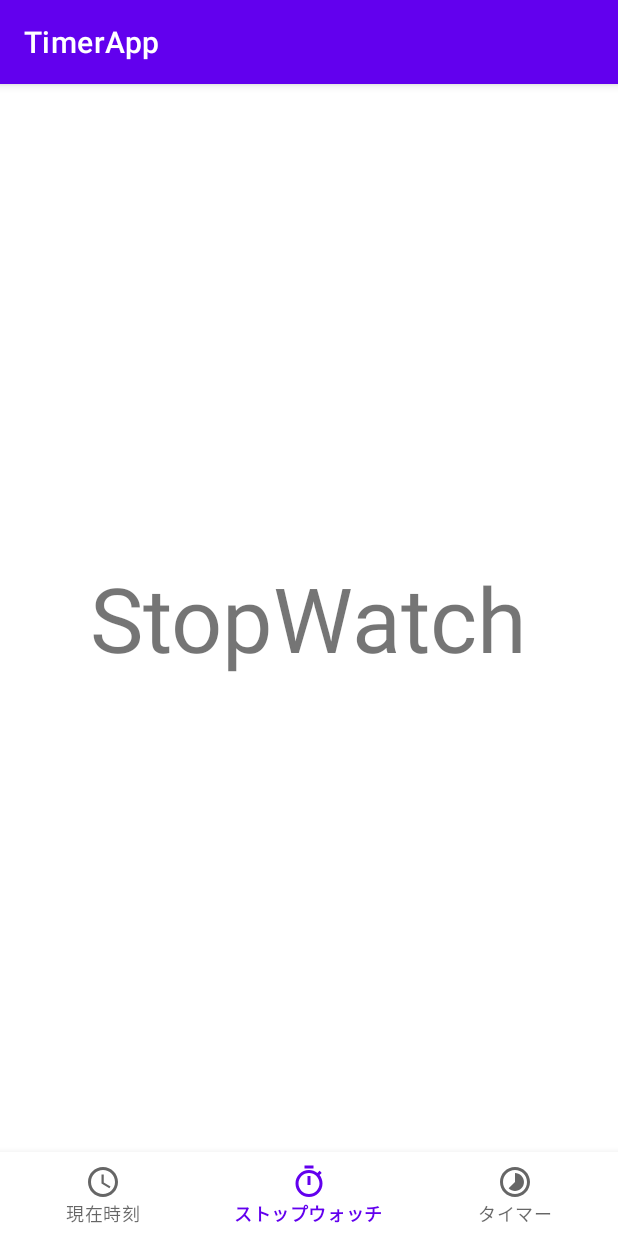
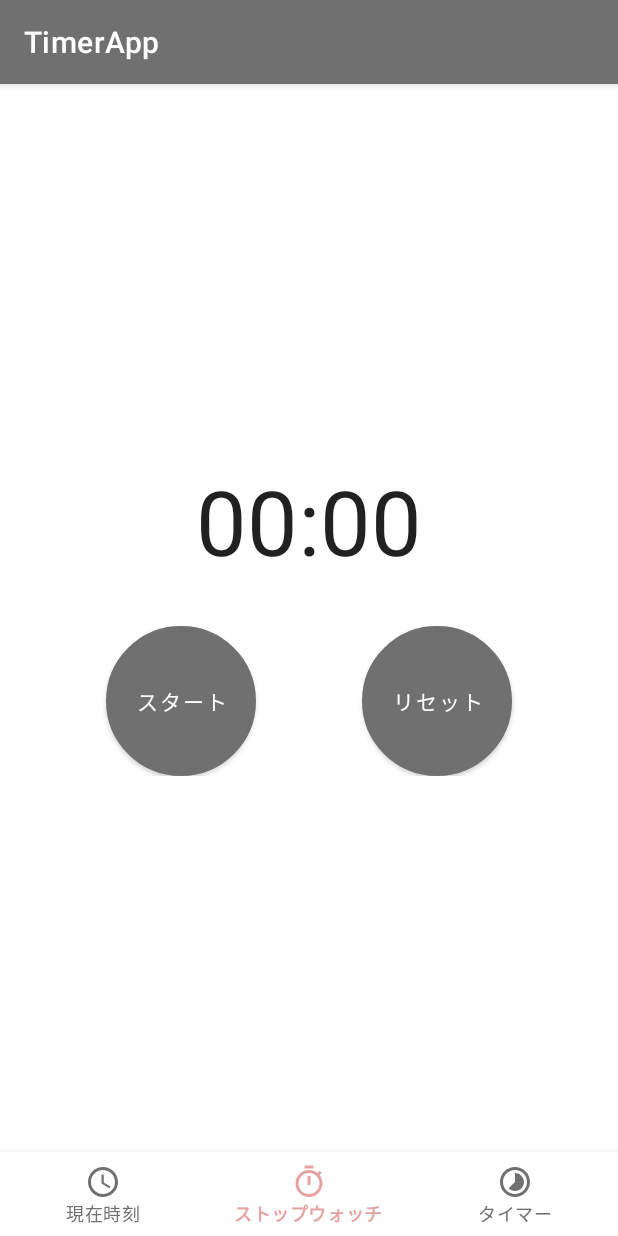
Before and after one commit to SEKI-YUTA/Android_MyTimeApp, an Android app: the screen it shows after launch (MainActivity), item 2 of the bottom bar chosen, on a phone screen of 412 x 824 dp. Run offline under Robolectric (Android 15) with nearby library versions, the light colour scheme and no system bars.

Commit message:
add clock and stopwatch feature

```diff
--- a/app/src/main/java/com/example/timerapp/MainActivity.java
+++ b/app/src/main/java/com/example/timerapp/MainActivity.java
@@ -26,6 +26,7 @@ public class MainActivity extends AppCompatActivity {
         getSupportFragmentManager().beginTransaction()
                 .replace(R.id.fragment_container, new TimeFragment())
                 .commit();
+
 
         bottomNavigationView.setOnItemSelectedListener(new NavigationBarView.OnItemSelectedListener() {
             @Override
--- a/app/src/main/java/com/example/timerapp/StopWatchFragment.java
+++ b/app/src/main/java/com/example/timerapp/StopWatchFragment.java
@@ -2,19 +2,83 @@ package com.example.timerapp;
 
 import android.os.Bundle;
 
+import androidx.annotation.Nullable;
 import androidx.fragment.app.Fragment;
 
+import android.os.SystemClock;
+import android.util.Log;
 import android.view.LayoutInflater;
 import android.view.View;
 import android.view.ViewGroup;
+import android.widget.Button;
+import android.widget.Chronometer;
 
 public class StopWatchFragment extends Fragment {
-
+    Chronometer chronometer;
+    Button btn_startAndStop, btn_reset;
+    boolean isRunning = false;
+    Long startTime = 0l;
+    Long distanceTime = 0l;
 
     @Override
     public View onCreateView(LayoutInflater inflater, ViewGroup container,
                              Bundle savedInstanceState) {
         // Inflate the layout for this fragment
-        return inflater.inflate(R.layout.fragment_stop_watch, container, false);
+        View view = inflater.inflate(R.layout.fragment_stop_watch, container, false);
+        btn_startAndStop = view.findViewById(R.id.btn_startAndStop);
+        btn_reset = view.findViewById(R.id.btn_reset);
+        chronometer = view.findViewById(R.id.myChronometer);
+        btn_startAndStop.setOnClickListener(new View.OnClickListener() {
+            @Override
+            public void onClick(View view) {
+                if(isRunning) {
+                    // 停止処理
+                    Long time = SystemClock.elapsedRealtime();
+                    distanceTime = time - startTime;
+                    chronometer.stop();
+                    isRunning = false;
+                    btn_startAndStop.setText("再開");
+                    btn_reset.setEnabled(true);
+                } else {
+                    // 開始処理
+                    // この中に再開処理も書く
+                    if(startTime != 0l ) {
+                        // 再開処理
+                        Long time = SystemClock.elapsedRealtime();
+                        startTime = time - distanceTime;
+                        chronometer.setBase(time - distanceTime);
+                    } else {
+                        // 開始処理
+                        Long time = SystemClock.elapsedRealtime();
+                        startTime = time;
+                        chronometer.setBase(time);
+                    }
+                    chronometer.start();
+                    isRunning = true;
+                    btn_startAndStop.setText("一時停止");
+                    btn_reset.setEnabled(false);
+
+                }
+            }
+        });
+
+        btn_reset.setOnClickListener(new View.OnClickListener() {
+            @Override
+            public void onClick(View view) {
+                startTime = 0l;
+                distanceTime = 0l;
+                chronometer.stop();
+                chronometer.setText("00:00");
+                btn_startAndStop.setText("スタート");
+            }
+        });
+        return view;
+    }
+
+    @Override
+    public void onCreate(@Nullable Bundle savedInstanceState) {
+        super.onCreate(savedInstanceState);
+
+//
     }
 }
--- a/app/src/main/java/com/example/timerapp/TimeFragment.java
+++ b/app/src/main/java/com/example/timerapp/TimeFragment.java
@@ -2,19 +2,50 @@ package com.example.timerapp;
 
 import android.os.Bundle;
 
+import androidx.annotation.Nullable;
 import androidx.fragment.app.Fragment;
 
+import android.os.Handler;
 import android.view.LayoutInflater;
 import android.view.View;
 import android.view.ViewGroup;
+import android.widget.TextView;
+
+import java.text.SimpleDateFormat;
+import java.util.Date;
+import java.util.Timer;
+import java.util.TimerTask;
 
 public class TimeFragment extends Fragment {
-
+    TextView tv_nowTime;
 
     @Override
     public View onCreateView(LayoutInflater inflater, ViewGroup container,
                              Bundle savedInstanceState) {
+        View view = inflater.inflate(R.layout.fragment_time, container, false);
+
         // Inflate the layout for this fragment
-        return inflater.inflate(R.layout.fragment_time, container, false);
+        tv_nowTime = view.findViewById(R.id.tv_nowTime);
+        return view;
+    }
+
+    @Override
+    public void onCreate(@Nullable Bundle savedInstanceState) {
+        super.onCreate(savedInstanceState);
+        Handler handler = new Handler();
+        handler.post(new Runnable() {
+            @Override
+            public void run() {
+                new Timer().scheduleAtFixedRate(new TimerTask() {
+                    @Override
+                    public void run() {
+                        Date date = new Date();
+                        SimpleDateFormat formatter = new SimpleDateFormat("HH:mm:ss");
+                        String formattedTime = formatter.format(date);
+                        tv_nowTime.setText(formattedTime);
+                    }
+                }, 0, 1000);
+            }
+        });
     }
 }
--- /dev/null
+++ b/app/src/main/res/color/nav_item_bg.xml
@@ -0,0 +1,5 @@
+<?xml version="1.0" encoding="utf-8"?>
+<selector xmlns:android="http://schemas.android.com/apk/res/android">
+    <item android:state_checked="true" android:color="#E6A1A1"/>
+    <item  android:color="@color/gray1"/>
+</selector>
--- /dev/null
+++ b/app/src/main/res/drawable/btn_rounded_bg.xml
@@ -0,0 +1,6 @@
+<?xml version="1.0" encoding="utf-8"?>
+<shape xmlns:android="http://schemas.android.com/apk/res/android">
+    <corners android:radius="999dp"/>
+    <solid android:color="@color/gray1"/>
+    <stroke android:color="@color/gray2" android:width="2dp"/>
+</shape>
--- a/app/src/main/res/layout/activity_main.xml
+++ b/app/src/main/res/layout/activity_main.xml
@@ -14,6 +14,8 @@
     <com.google.android.material.bottomnavigation.BottomNavigationView
         android:id="@+id/bottomNav"
         android:layout_width="match_parent"
+        app:itemIconTint="@color/nav_item_bg"
+        app:itemTextColor="@color/nav_item_bg"
         android:layout_height="56dp"
         app:menu="@menu/mybottom_menu"
         android:layout_alignParentBottom="true"
--- a/app/src/main/res/layout/fragment_stop_watch.xml
+++ b/app/src/main/res/layout/fragment_stop_watch.xml
@@ -1,16 +1,57 @@
 <?xml version="1.0" encoding="utf-8"?>
 <RelativeLayout xmlns:android="http://schemas.android.com/apk/res/android"
+    xmlns:app="http://schemas.android.com/apk/res-auto"
     xmlns:tools="http://schemas.android.com/tools"
     android:layout_width="match_parent"
     android:layout_height="match_parent"
     tools:context=".StopWatchFragment">
 
-    <!-- TODO: Update blank fragment layout -->
-    <TextView
-        android:layout_width="wrap_content"
+    <LinearLayout
+        android:layout_centerInParent="true"
+        android:layout_width="match_parent"
         android:layout_height="wrap_content"
-        android:textSize="60sp"
-        android:layout_centerInParent="true"
-        android:text="StopWatch" />
+        android:orientation="vertical">
+
+        <Chronometer
+            android:id="@+id/myChronometer"
+            android:layout_width="match_parent"
+            android:layout_height="wrap_content"
+            android:textAlignment="center"
+            android:textSize="60sp" />
+
+        <androidx.constraintlayout.widget.ConstraintLayout
+            android:layout_width="match_parent"
+            android:layout_height="wrap_content"
+            android:layout_marginTop="30dp"
+            android:orientation="horizontal">
+
+            <Button
+                android:id="@+id/btn_startAndStop"
+                android:layout_width="100dp"
+                android:layout_height="100dp"
+                android:layout_gravity="center_horizontal"
+                android:background="@drawable/btn_rounded_bg"
+                android:text="スタート"
+                android:textColor="@color/white"
+                app:layout_constraintEnd_toStartOf="@+id/btn_reset"
+                app:layout_constraintHorizontal_bias="0.5"
+                app:layout_constraintStart_toStartOf="parent"
+                app:layout_constraintTop_toTopOf="parent" />
+
+            <Button
+                android:id="@+id/btn_reset"
+                android:layout_width="100dp"
+                android:layout_height="100dp"
+                android:layout_gravity="center_horizontal"
+                android:background="@drawable/btn_rounded_bg"
+                android:text="リセット"
+                android:textColor="@color/white"
+                app:layout_constraintEnd_toEndOf="parent"
+                app:layout_constraintHorizontal_bias="0.5"
+                app:layout_constraintStart_toEndOf="@+id/btn_startAndStop"
+                app:layout_constraintTop_toTopOf="parent" />
+        </androidx.constraintlayout.widget.ConstraintLayout>
+    </LinearLayout>
+
 
 </RelativeLayout>
--- a/app/src/main/res/values/colors.xml
+++ b/app/src/main/res/values/colors.xml
@@ -7,4 +7,6 @@
     <color name="teal_700">#FF018786</color>
     <color name="black">#FF000000</color>
     <color name="white">#FFFFFFFF</color>
+    <color name="gray1">#707070</color>
+    <color name="gray2">#ADADAD</color>
 </resources>
--- a/app/src/main/res/values/themes.xml
+++ b/app/src/main/res/values/themes.xml
@@ -2,8 +2,8 @@
     <!-- Base application theme. -->
     <style name="Theme.TimerApp" parent="Theme.MaterialComponents.DayNight.DarkActionBar">
         <!-- Primary brand color. -->
-        <item name="colorPrimary">@color/purple_500</item>
-        <item name="colorPrimaryVariant">@color/purple_700</item>
+        <item name="colorPrimary">@color/gray1</item>
+        <item name="colorPrimaryVariant">@color/gray2</item>
         <item name="colorOnPrimary">@color/white</item>
         <!-- Secondary brand color. -->
         <item name="colorSecondary">@color/teal_200</item>
```
Also changed, not shown: 1 other file.
